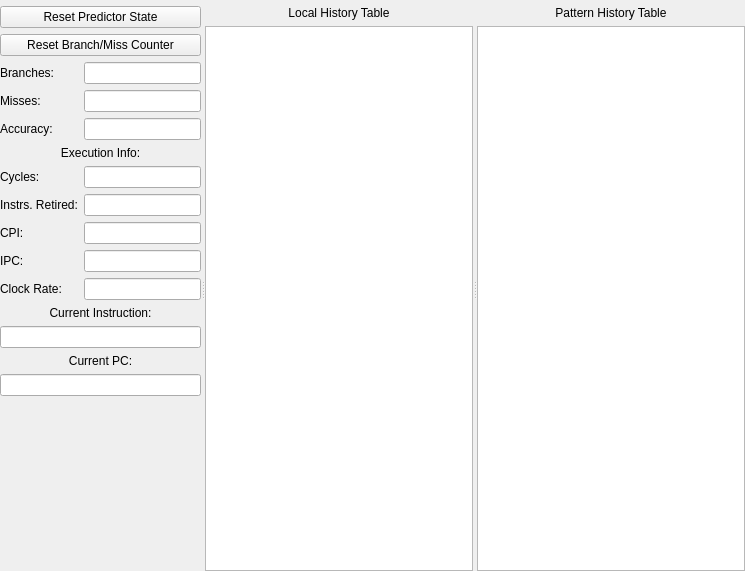
Before: the Qt Designer form src/branchtab.ui in mortbopet/Ripes, drawn with Qt 5.
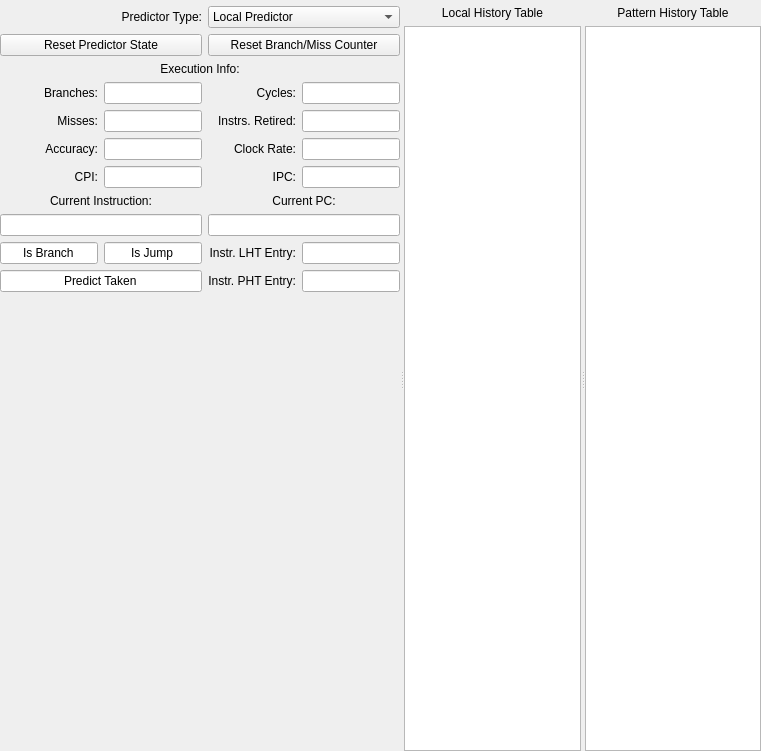
After: the same form once the commit is applied.

```diff
--- a/src/branchtab.ui
+++ b/src/branchtab.ui
@@ -6,8 +6,8 @@
    <rect>
     <x>0</x>
     <y>0</y>
-    <width>745</width>
-    <height>571</height>
+    <width>761</width>
+    <height>751</height>
    </rect>
   </property>
   <property name="windowTitle">
@@ -38,15 +38,11 @@
       <layout class="QVBoxLayout" name="verticalLayout">
        <item>
         <layout class="QGridLayout" name="gridLayout_2">
-         <item row="4" column="0">
-          <widget class="QLabel" name="label_3">
-           <property name="text">
-            <string>Accuracy:</string>
-           </property>
-          </widget>
-         </item>
-         <item row="4" column="1">
-          <widget class="QLineEdit" name="branchAccuracy">
+         <property name="sizeConstraint">
+          <enum>QLayout::SetDefaultConstraint</enum>
+         </property>
+         <item row="8" column="3">
+          <widget class="QLineEdit" name="clockRate">
            <property name="alignment">
             <set>Qt::AlignRight|Qt::AlignTrailing|Qt::AlignVCenter</set>
            </property>
@@ -55,72 +51,47 @@
            </property>
           </widget>
          </item>
-         <item row="11" column="0">
-          <widget class="QLabel" name="label_8">
-           <property name="text">
-            <string>Instrs. Retired:</string>
-           </property>
-          </widget>
-         </item>
-         <item row="13" column="0">
-          <widget class="QLabel" name="label_10">
-           <property name="text">
-            <string>IPC:</string>
-           </property>
-          </widget>
-         </item>
-         <item row="2" column="0">
+         <item row="6" column="0">
           <widget class="QLabel" name="label">
            <property name="text">
             <string>Branches:</string>
            </property>
-          </widget>
-         </item>
-         <item row="12" column="1">
-          <widget class="QLineEdit" name="cpi">
            <property name="alignment">
             <set>Qt::AlignRight|Qt::AlignTrailing|Qt::AlignVCenter</set>
            </property>
-           <property name="readOnly">
-            <bool>true</bool>
-           </property>
           </widget>
          </item>
-         <item row="14" column="1">
-          <widget class="QLineEdit" name="clockRate">
-           <property name="alignment">
-            <set>Qt::AlignRight|Qt::AlignTrailing|Qt::AlignVCenter</set>
-           </property>
-           <property name="readOnly">
-            <bool>true</bool>
-           </property>
-          </widget>
-         </item>
-         <item row="1" column="0" colspan="2">
-          <widget class="QPushButton" name="resetCounter">
+         <item row="16" column="2">
+          <widget class="QLabel" name="label_10">
            <property name="text">
-            <string>Reset Branch/Miss Counter</string>
+            <string>IPC:</string>
            </property>
-          </widget>
-         </item>
-         <item row="16" column="0" colspan="2">
-          <widget class="QLineEdit" name="currInst">
            <property name="alignment">
-            <set>Qt::AlignCenter</set>
-           </property>
-           <property name="readOnly">
-            <bool>true</bool>
+            <set>Qt::AlignRight|Qt::AlignTrailing|Qt::AlignVCenter</set>
            </property>
           </widget>
          </item>
-         <item row="10" column="0">
+         <item row="6" column="2">
           <widget class="QLabel" name="label_7">
            <property name="text">
             <string>Cycles:</string>
            </property>
+           <property name="alignment">
+            <set>Qt::AlignRight|Qt::AlignTrailing|Qt::AlignVCenter</set>
+           </property>
           </widget>
          </item>
-         <item row="3" column="1">
+         <item row="8" column="2">
+          <widget class="QLabel" name="label_11">
+           <property name="text">
+            <string>Clock Rate:</string>
+           </property>
+           <property name="alignment">
+            <set>Qt::AlignRight|Qt::AlignTrailing|Qt::AlignVCenter</set>
+           </property>
+          </widget>
+         </item>
+         <item row="7" column="1">
           <widget class="QLineEdit" name="numMiss">
            <property name="alignment">
             <set>Qt::AlignRight|Qt::AlignTrailing|Qt::AlignVCenter</set>
@@ -130,27 +101,50 @@
            </property>
           </widget>
          </item>
-         <item row="9" column="0" colspan="2">
-          <widget class="QLabel" name="label_6">
+         <item row="23" column="0">
+          <widget class="QLineEdit" name="isBranch">
            <property name="text">
-            <string>Execution Info:</string>
+            <string>Is Branch</string>
            </property>
            <property name="alignment">
             <set>Qt::AlignCenter</set>
            </property>
+           <property name="readOnly">
+            <bool>true</bool>
+           </property>
           </widget>
          </item>
-         <item row="10" column="1">
-          <widget class="QLineEdit" name="cycles">
+         <item row="7" column="2">
+          <widget class="QLabel" name="label_8">
+           <property name="text">
+            <string>Instrs. Retired:</string>
+           </property>
            <property name="alignment">
             <set>Qt::AlignRight|Qt::AlignTrailing|Qt::AlignVCenter</set>
            </property>
+          </widget>
+         </item>
+         <item row="7" column="3">
+          <widget class="QLineEdit" name="instrsRetired">
+           <property name="alignment">
+            <set>Qt::AlignRight|Qt::AlignTrailing|Qt::AlignVCenter</set>
+           </property>
            <property name="readOnly">
             <bool>true</bool>
            </property>
           </widget>
          </item>
-         <item row="2" column="1">
+         <item row="19" column="2" colspan="2">
+          <widget class="QLabel" name="label_5">
+           <property name="text">
+            <string>Current PC:</string>
+           </property>
+           <property name="alignment">
+            <set>Qt::AlignCenter</set>
+           </property>
+          </widget>
+         </item>
+         <item row="6" column="1">
           <widget class="QLineEdit" name="numBranch">
            <property name="alignment">
             <set>Qt::AlignRight|Qt::AlignTrailing|Qt::AlignVCenter</set>
@@ -160,45 +154,120 @@
            </property>
           </widget>
          </item>
-         <item row="12" column="0">
+         <item row="16" column="1">
+          <widget class="QLineEdit" name="cpi">
+           <property name="alignment">
+            <set>Qt::AlignRight|Qt::AlignTrailing|Qt::AlignVCenter</set>
+           </property>
+           <property name="readOnly">
+            <bool>true</bool>
+           </property>
+          </widget>
+         </item>
+         <item row="3" column="2" colspan="2">
+          <widget class="QComboBox" name="predictorSelect">
+           <item>
+            <property name="text">
+             <string>Local Predictor</string>
+            </property>
+           </item>
+          </widget>
+         </item>
+         <item row="4" column="2" colspan="2">
+          <widget class="QPushButton" name="resetCounter">
+           <property name="text">
+            <string>Reset Branch/Miss Counter</string>
+           </property>
+          </widget>
+         </item>
+         <item row="3" column="0" colspan="2">
+          <widget class="QLabel" name="label_16">
+           <property name="text">
+            <string>Predictor Type:</string>
+           </property>
+           <property name="alignment">
+            <set>Qt::AlignRight|Qt::AlignTrailing|Qt::AlignVCenter</set>
+           </property>
+          </widget>
+         </item>
+         <item row="7" column="0">
+          <widget class="QLabel" name="label_2">
+           <property name="text">
+            <string>Misses:</string>
+           </property>
+           <property name="alignment">
+            <set>Qt::AlignRight|Qt::AlignTrailing|Qt::AlignVCenter</set>
+           </property>
+          </widget>
+         </item>
+         <item row="16" column="0">
           <widget class="QLabel" name="label_9">
            <property name="text">
             <string>CPI:</string>
            </property>
+           <property name="alignment">
+            <set>Qt::AlignRight|Qt::AlignTrailing|Qt::AlignVCenter</set>
+           </property>
           </widget>
          </item>
-         <item row="0" column="0" colspan="2">
+         <item row="16" column="3">
+          <widget class="QLineEdit" name="ipc">
+           <property name="alignment">
+            <set>Qt::AlignRight|Qt::AlignTrailing|Qt::AlignVCenter</set>
+           </property>
+           <property name="readOnly">
+            <bool>true</bool>
+           </property>
+          </widget>
+         </item>
+         <item row="8" column="0">
+          <widget class="QLabel" name="label_3">
+           <property name="text">
+            <string>Accuracy:</string>
+           </property>
+           <property name="alignment">
+            <set>Qt::AlignRight|Qt::AlignTrailing|Qt::AlignVCenter</set>
+           </property>
+          </widget>
+         </item>
+         <item row="6" column="3">
+          <widget class="QLineEdit" name="cycles">
+           <property name="alignment">
+            <set>Qt::AlignRight|Qt::AlignTrailing|Qt::AlignVCenter</set>
+           </property>
+           <property name="readOnly">
+            <bool>true</bool>
+           </property>
+          </widget>
+         </item>
+         <item row="20" column="2" colspan="2">
+          <widget class="QLineEdit" name="currPC">
+           <property name="alignment">
+            <set>Qt::AlignCenter</set>
+           </property>
+           <property name="readOnly">
+            <bool>true</bool>
+           </property>
+          </widget>
+         </item>
+         <item row="8" column="1">
+          <widget class="QLineEdit" name="branchAccuracy">
+           <property name="alignment">
+            <set>Qt::AlignRight|Qt::AlignTrailing|Qt::AlignVCenter</set>
+           </property>
+           <property name="readOnly">
+            <bool>true</bool>
+           </property>
+          </widget>
+         </item>
+         <item row="4" column="0" colspan="2">
           <widget class="QPushButton" name="resetState">
            <property name="text">
             <string>Reset Predictor State</string>
            </property>
           </widget>
          </item>
-         <item row="14" column="0">
-          <widget class="QLabel" name="label_11">
-           <property name="text">
-            <string>Clock Rate:</string>
-           </property>
-          </widget>
-         </item>
-         <item row="3" column="0">
-          <widget class="QLabel" name="label_2">
-           <property name="text">
-            <string>Misses:</string>
-           </property>
-          </widget>
-         </item>
-         <item row="17" column="0" colspan="2">
-          <widget class="QLabel" name="label_5">
-           <property name="text">
-            <string>Current PC:</string>
-           </property>
-           <property name="alignment">
-            <set>Qt::AlignCenter</set>
-           </property>
-          </widget>
-         </item>
-         <item row="15" column="0" colspan="2">
+         <item row="19" column="0" colspan="2">
           <widget class="QLabel" name="label_4">
            <property name="text">
             <string>Current Instruction:</string>
@@ -208,18 +277,51 @@
            </property>
           </widget>
          </item>
-         <item row="13" column="1">
-          <widget class="QLineEdit" name="ipc">
+         <item row="5" column="0" colspan="4">
+          <widget class="QLabel" name="label_6">
+           <property name="text">
+            <string>Execution Info:</string>
+           </property>
            <property name="alignment">
+            <set>Qt::AlignCenter</set>
+           </property>
+          </widget>
+         </item>
+         <item row="20" column="0" colspan="2">
+          <widget class="QLineEdit" name="currInst">
+           <property name="alignment">
+            <set>Qt::AlignCenter</set>
+           </property>
+           <property name="readOnly">
+            <bool>true</bool>
+           </property>
+          </widget>
+         </item>
+         <item row="23" column="2">
+          <widget class="QLabel" name="label_14">
+           <property name="text">
+            <string>Instr. LHT Entry:</string>
+           </property>
+           <property name="alignment">
             <set>Qt::AlignRight|Qt::AlignTrailing|Qt::AlignVCenter</set>
            </property>
+          </widget>
+         </item>
+         <item row="23" column="1">
+          <widget class="QLineEdit" name="isJump">
+           <property name="text">
+            <string>Is Jump</string>
+           </property>
+           <property name="alignment">
+            <set>Qt::AlignCenter</set>
+           </property>
            <property name="readOnly">
             <bool>true</bool>
            </property>
           </widget>
          </item>
-         <item row="11" column="1">
-          <widget class="QLineEdit" name="instrsRetired">
+         <item row="23" column="3">
+          <widget class="QLineEdit" name="lhtEntry">
            <property name="alignment">
             <set>Qt::AlignRight|Qt::AlignTrailing|Qt::AlignVCenter</set>
            </property>
@@ -228,9 +330,32 @@
            </property>
           </widget>
          </item>
-         <item row="18" column="0" colspan="2">
-          <widget class="QLineEdit" name="currPC">
+         <item row="25" column="2">
+          <widget class="QLabel" name="label_15">
+           <property name="text">
+            <string>Instr. PHT Entry:</string>
+           </property>
            <property name="alignment">
+            <set>Qt::AlignRight|Qt::AlignTrailing|Qt::AlignVCenter</set>
+           </property>
+          </widget>
+         </item>
+         <item row="25" column="3">
+          <widget class="QLineEdit" name="phtEntry">
+           <property name="alignment">
+            <set>Qt::AlignRight|Qt::AlignTrailing|Qt::AlignVCenter</set>
+           </property>
+           <property name="readOnly">
+            <bool>true</bool>
+           </property>
+          </widget>
+         </item>
+         <item row="25" column="0" colspan="2">
+          <widget class="QLineEdit" name="predictTaken">
+           <property name="text">
+            <string>Predict Taken</string>
+           </property>
+           <property name="alignment">
             <set>Qt::AlignCenter</set>
            </property>
            <property name="readOnly">
@@ -238,7 +363,23 @@
            </property>
           </widget>
          </item>
-         <item row="19" column="0" colspan="2">
+         <item row="27" column="0" colspan="4">
+          <spacer name="horizontalSpacer">
+           <property name="orientation">
+            <enum>Qt::Horizontal</enum>
+           </property>
+           <property name="sizeType">
+            <enum>QSizePolicy::Fixed</enum>
+           </property>
+           <property name="sizeHint" stdset="0">
+            <size>
+             <width>400</width>
+             <height>20</height>
+            </size>
+           </property>
+          </spacer>
+         </item>
+         <item row="28" column="0" colspan="4">
           <spacer name="verticalSpacer">
            <property name="orientation">
             <enum>Qt::Vertical</enum>
```
Left out of the diff: 20 changed lines with no effect on the pictures.
